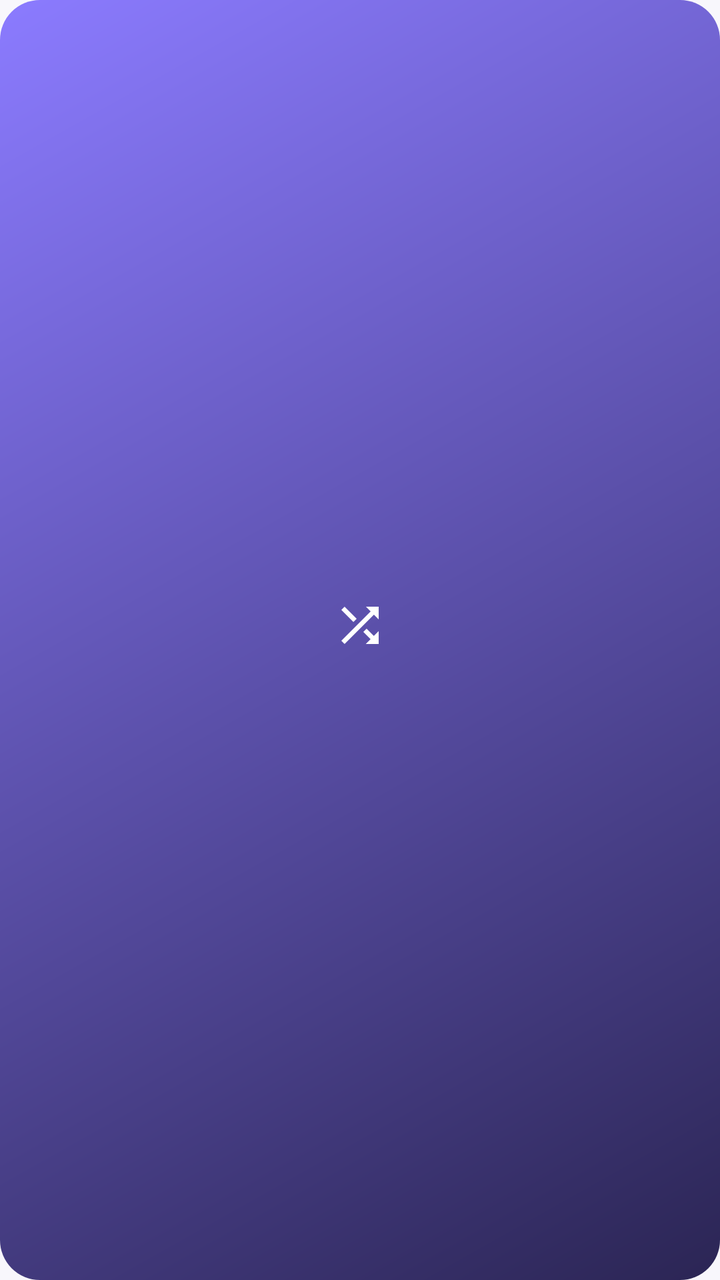
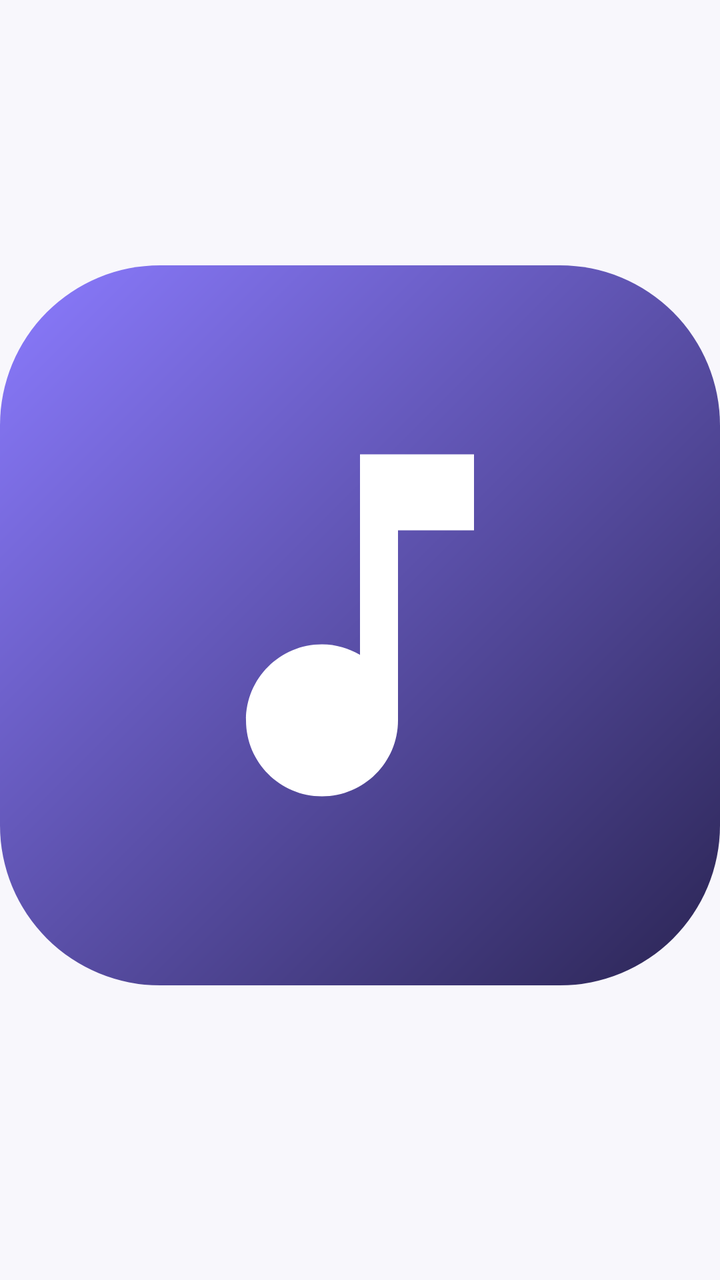

Compare the two renders of this Android layout. The source of the first and the diff that turns it into the second are given below.
<!-- AndroidManifest.xml: application theme Theme.Ecoutify -->
<!-- res/layout/widget_playlist.xml -->
<?xml version="1.0" encoding="utf-8"?>
<LinearLayout xmlns:android="http://schemas.android.com/apk/res/android"
    android:id="@+id/widget_root"
    android:layout_width="match_parent"
    android:layout_height="match_parent"
    android:background="@drawable/widget_background"
    android:gravity="center"
    android:orientation="vertical"
    android:padding="6dp">

    <ImageView
        android:layout_width="28dp"
        android:layout_height="28dp"
        android:contentDescription="@null"
        android:src="@drawable/ic_widget_shuffle" />

    <TextView
        android:id="@+id/widget_label"
        android:layout_width="match_parent"
        android:layout_height="wrap_content"
        android:ellipsize="end"
        android:gravity="center"
        android:maxLines="2"
        android:textColor="#FFFFFFFF"
        android:textSize="11sp"
        android:textStyle="bold" />
</LinearLayout>
<!-- resources referenced by this layout -->
<resources>
  <!-- drawable ic_widget_shuffle (drawable) -->
  <?xml version="1.0" encoding="utf-8"?>
  <vector xmlns:android="http://schemas.android.com/apk/res/android"
      android:width="24dp"
      android:height="24dp"
      android:viewportWidth="24"
      android:viewportHeight="24">
      <path
          android:fillColor="#FFFFFFFF"
          android:pathData="M10.59,9.17L5.41,4 4,5.41l5.17,5.17 1.42,-1.41zM14.5,4l2.04,2.04L4,18.59 5.41,20 17.96,7.46 20,9.5L20,4h-5.5zM14.83,13.41l-1.41,1.41 3.13,3.13L14.5,20L20,20v-5.5l-2.04,2.04 -3.13,-3.13z" />
  </vector>
  <!-- drawable widget_background (drawable) -->
  <?xml version="1.0" encoding="utf-8"?>
  <shape xmlns:android="http://schemas.android.com/apk/res/android" android:shape="rectangle">
      <gradient
          android:angle="315"
          android:endColor="#FF2B2554"
          android:startColor="#FF8B7BFF" />
      <corners android:radius="20dp" />
  </shape>
  <style name="Theme.Ecoutify" parent="android:Theme.Material.Light.NoActionBar">
          <item name="android:windowBackground">#F8F7FC</item>
          <item name="android:statusBarColor">@android:color/transparent</item>
          <item name="android:navigationBarColor">@android:color/transparent</item>
      </style>
</resources>

<!-- the commit's change to res/layout/widget_playlist.xml (unified diff, before → after) -->
@@ -3,25 +3,31 @@
     android:id="@+id/widget_root"
     android:layout_width="match_parent"
     android:layout_height="match_parent"
-    android:background="@drawable/widget_background"
-    android:gravity="center"
+    android:gravity="center_horizontal"
     android:orientation="vertical"
-    android:padding="6dp">
+    android:paddingTop="4dp"
+    android:paddingBottom="2dp">
 
     <ImageView
-        android:layout_width="28dp"
-        android:layout_height="28dp"
+        android:layout_width="match_parent"
+        android:layout_height="0dp"
+        android:layout_weight="1"
         android:contentDescription="@null"
-        android:src="@drawable/ic_widget_shuffle" />
+        android:scaleType="fitCenter"
+        android:src="@drawable/widget_icon" />
 
     <TextView
         android:id="@+id/widget_label"
         android:layout_width="match_parent"
         android:layout_height="wrap_content"
+        android:layout_marginTop="2dp"
         android:ellipsize="end"
         android:gravity="center"
-        android:maxLines="2"
+        android:maxLines="1"
+        android:shadowColor="#CC000000"
+        android:shadowDx="0"
+        android:shadowDy="1"
+        android:shadowRadius="3"
         android:textColor="#FFFFFFFF"
-        android:textSize="11sp"
-        android:textStyle="bold" />
+        android:textSize="11sp" />
 </LinearLayout>
<!-- resource entries referenced after the edit -->
@@ -1,25 +1,36 @@
 <!-- resources referenced by this layout -->
 <resources>
-  <!-- drawable ic_widget_shuffle (drawable) -->
+  <!-- drawable widget_icon (drawable) -->
   <?xml version="1.0" encoding="utf-8"?>
   <vector xmlns:android="http://schemas.android.com/apk/res/android"
-      android:width="24dp"
-      android:height="24dp"
-      android:viewportWidth="24"
-      android:viewportHeight="24">
-      <path
-          android:fillColor="#FFFFFFFF"
-          android:pathData="M10.59,9.17L5.41,4 4,5.41l5.17,5.17 1.42,-1.41zM14.5,4l2.04,2.04L4,18.59 5.41,20 17.96,7.46 20,9.5L20,4h-5.5zM14.83,13.41l-1.41,1.41 3.13,3.13L14.5,20L20,20v-5.5l-2.04,2.04 -3.13,-3.13z" />
+      xmlns:aapt="http://schemas.android.com/aapt"
+      android:width="72dp"
+      android:height="72dp"
+      android:viewportWidth="72"
+      android:viewportHeight="72">
+      <path android:pathData="M16,0h40a16,16 0 0 1 16,16v40a16,16 0 0 1 -16,16h-40a16,16 0 0 1 -16,-16v-40a16,16 0 0 1 16,-16z">
+          <aapt:attr name="android:fillColor">
+              <gradient
+                  android:startX="0"
+                  android:startY="0"
+                  android:endX="72"
+                  android:endY="72"
+                  android:type="linear">
+                  <item android:color="#FF8B7BFF" android:offset="0.0" />
+                  <item android:color="#FF2B2554" android:offset="1.0" />
+              </gradient>
+          </aapt:attr>
+      </path>
+      <group
+          android:scaleX="1.9"
+          android:scaleY="1.9"
+          android:translateX="13.2"
+          android:translateY="13.2">
+          <path
+              android:fillColor="#FFFFFFFF"
+              android:pathData="M12,3v10.55c-0.59,-0.34 -1.27,-0.55 -2,-0.55 -2.21,0 -4,1.79 -4,4s1.79,4 4,4 4,-1.79 4,-4V7h4V3h-6z" />
+      </group>
   </vector>
-  <!-- drawable widget_background (drawable) -->
-  <?xml version="1.0" encoding="utf-8"?>
-  <shape xmlns:android="http://schemas.android.com/apk/res/android" android:shape="rectangle">
-      <gradient
-          android:angle="315"
-          android:endColor="#FF2B2554"
-          android:startColor="#FF8B7BFF" />
-      <corners android:radius="20dp" />
-  </shape>
   <style name="Theme.Ecoutify" parent="android:Theme.Material.Light.NoActionBar">
           <item name="android:windowBackground">#F8F7FC</item>
           <item name="android:statusBarColor">@android:color/transparent</item>
